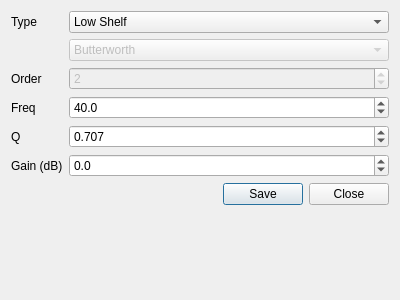
Qt form src/main/python/ui/filter.ui (3ll3d00d/beqdesigner) before a commit.
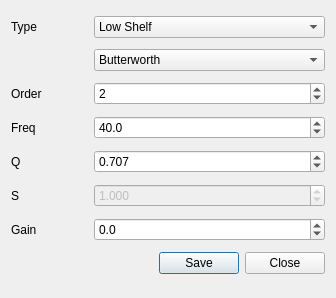
The same form after that commit.

Commit message: separate filters and signals onto their own dB axes & added ability to normalise each set against a particular curve & changed behaviour of filter dialog so it only shows the fields we need for each filter type

```diff
--- a/src/main/python/ui/filter.ui
+++ b/src/main/python/ui/filter.ui
@@ -6,15 +6,22 @@
    <rect>
     <x>0</x>
     <y>0</y>
-    <width>400</width>
-    <height>300</height>
+    <width>336</width>
+    <height>298</height>
    </rect>
   </property>
   <property name="windowTitle">
    <string>Create Filter</string>
   </property>
-  <layout class="QFormLayout" name="formLayout">
-   <item row="1" column="1">
+  <layout class="QGridLayout" name="gridLayout" columnstretch="1,3">
+   <item row="0" column="0">
+    <widget class="QLabel" name="typeLabel">
+     <property name="text">
+      <string>Type</string>
+     </property>
+    </widget>
+   </item>
+   <item row="0" column="1">
     <widget class="QComboBox" name="filterType">
      <item>
       <property name="text">
@@ -53,10 +60,10 @@
      </item>
     </widget>
    </item>
-   <item row="2" column="1">
+   <item row="1" column="1">
     <widget class="QComboBox" name="passFilterType">
      <property name="enabled">
-      <bool>false</bool>
+      <bool>true</bool>
      </property>
      <item>
       <property name="text">
@@ -70,10 +77,17 @@
      </item>
     </widget>
    </item>
-   <item row="3" column="1">
+   <item row="2" column="0">
+    <widget class="QLabel" name="orderLabel">
+     <property name="text">
+      <string>Order</string>
+     </property>
+    </widget>
+   </item>
+   <item row="2" column="1">
     <widget class="QSpinBox" name="filterOrder">
      <property name="enabled">
-      <bool>false</bool>
+      <bool>true</bool>
      </property>
      <property name="minimum">
       <number>1</number>
@@ -86,17 +100,14 @@
      </property>
     </widget>
    </item>
-   <item row="7" column="1">
-    <widget class="QDialogButtonBox" name="buttonBox">
-     <property name="orientation">
-      <enum>Qt::Horizontal</enum>
-     </property>
-     <property name="standardButtons">
-      <set>QDialogButtonBox::Close|QDialogButtonBox::Save</set>
+   <item row="3" column="0">
+    <widget class="QLabel" name="freqLabel">
+     <property name="text">
+      <string>Freq</string>
      </property>
     </widget>
    </item>
-   <item row="4" column="1">
+   <item row="3" column="1">
     <widget class="QDoubleSpinBox" name="freq">
      <property name="decimals">
       <number>1</number>
@@ -115,7 +126,14 @@
      </property>
     </widget>
    </item>
-   <item row="5" column="1">
+   <item row="4" column="0">
+    <widget class="QLabel" name="filterQLabel">
+     <property name="text">
+      <string>Q</string>
+     </property>
+    </widget>
+   </item>
+   <item row="4" column="1">
     <widget class="QDoubleSpinBox" name="filterQ">
      <property name="decimals">
       <number>3</number>
@@ -134,6 +152,42 @@
      </property>
     </widget>
    </item>
+   <item row="5" column="0">
+    <widget class="QLabel" name="sLabel">
+     <property name="text">
+      <string>S</string>
+     </property>
+    </widget>
+   </item>
+   <item row="5" column="1">
+    <widget class="QDoubleSpinBox" name="filterS">
+     <property name="enabled">
+      <bool>false</bool>
+     </property>
+     <property name="decimals">
+      <number>3</number>
+     </property>
+     <property name="minimum">
+      <double>0.100000000000000</double>
+     </property>
+     <property name="maximum">
+      <double>7.000000000000000</double>
+     </property>
+     <property name="singleStep">
+      <double>0.001000000000000</double>
+     </property>
+     <property name="value">
+      <double>1.000000000000000</double>
+     </property>
+    </widget>
+   </item>
+   <item row="6" column="0">
+    <widget class="QLabel" name="gainLabel">
+     <property name="text">
+      <string>Gain</string>
+     </property>
+    </widget>
+   </item>
    <item row="6" column="1">
     <widget class="QDoubleSpinBox" name="filterGain">
      <property name="decimals">
@@ -150,38 +204,26 @@
      </property>
     </widget>
    </item>
-   <item row="1" column="0">
-    <widget class="QLabel" name="label">
-     <property name="text">
-      <string>Type</string>
+   <item row="7" column="0">
+    <spacer name="horizontalSpacer">
+     <property name="orientation">
+      <enum>Qt::Horizontal</enum>
      </property>
-    </widget>
-   </item>
-   <item row="3" column="0">
-    <widget class="QLabel" name="label_5">
-     <property name="text">
-      <string>Order</string>
+     <property name="sizeHint" stdset="0">
+      <size>
+       <width>40</width>
+       <height>20</height>
+      </size>
      </property>
-    </widget>
+    </spacer>
    </item>
-   <item row="4" column="0">
-    <widget class="QLabel" name="label_2">
-     <property name="text">
-      <string>Freq</string>
+   <item row="7" column="1">
+    <widget class="QDialogButtonBox" name="buttonBox">
+     <property name="orientation">
+      <enum>Qt::Horizontal</enum>
      </property>
-    </widget>
-   </item>
-   <item row="5" column="0">
-    <widget class="QLabel" name="label_3">
-     <property name="text">
-      <string>Q</string>
-     </property>
-    </widget>
-   </item>
-   <item row="6" column="0">
-    <widget class="QLabel" name="label_4">
-     <property name="text">
-      <string>Gain (dB)</string>
+     <property name="standardButtons">
+      <set>QDialogButtonBox::Close|QDialogButtonBox::Save</set>
      </property>
     </widget>
    </item>
```
Left out of the diff: 55 changed lines with no effect on the pictures. The commit also changes 9 other files.
